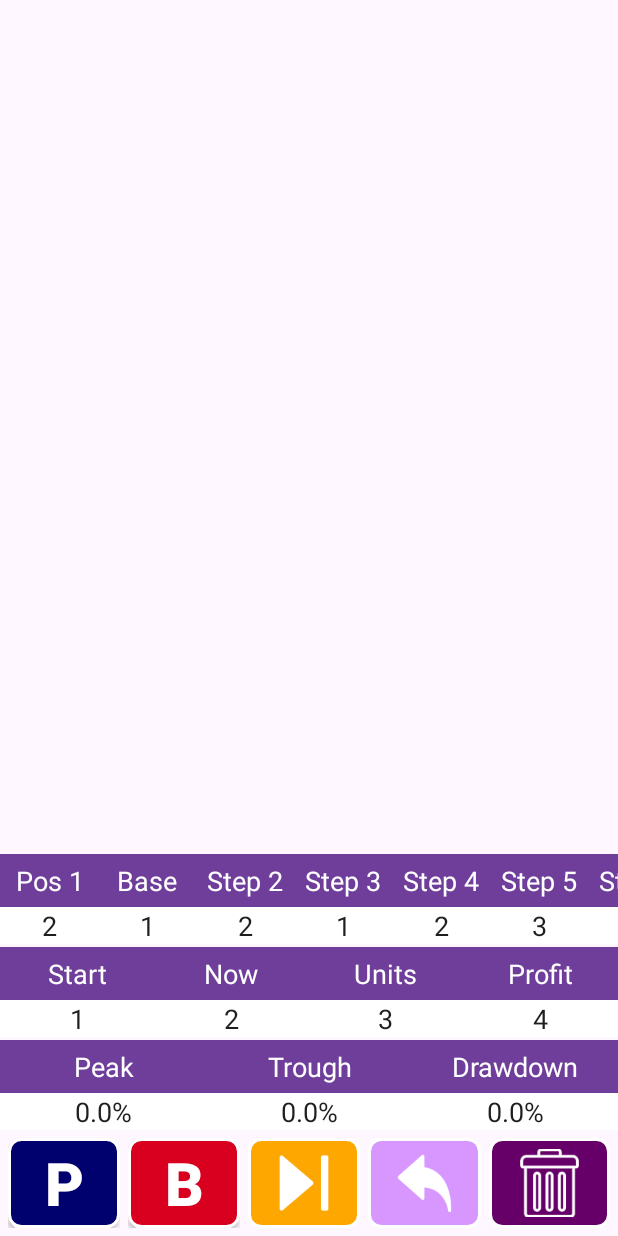
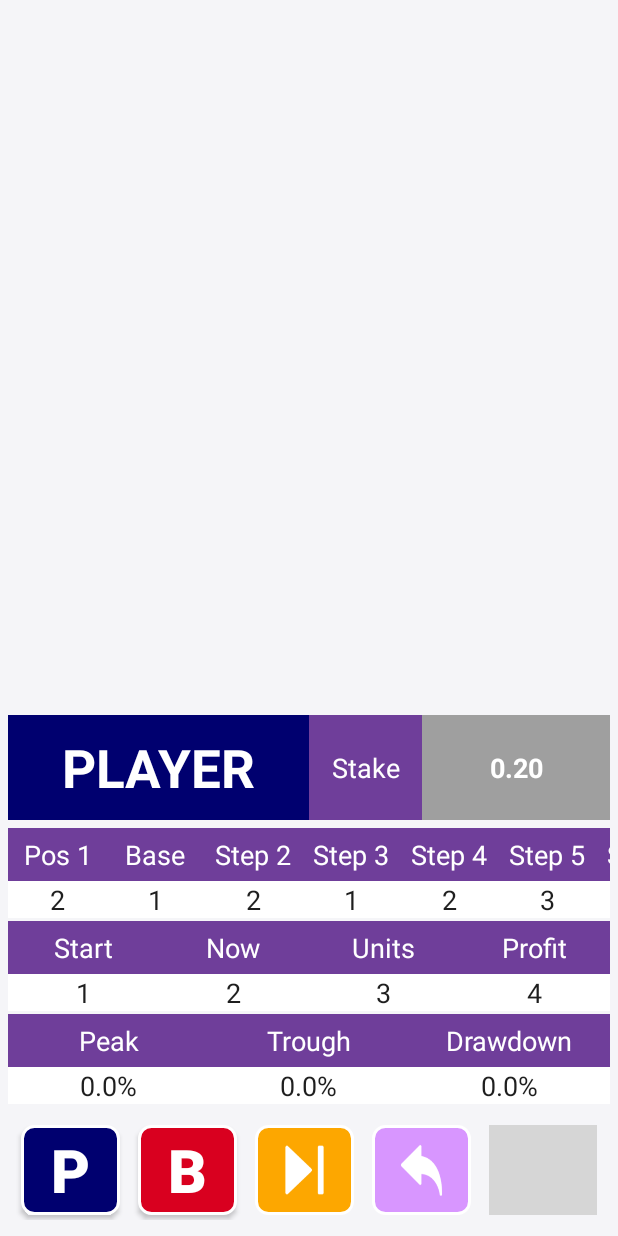
Before and after one commit to MarkAguirre26/MyBuddy, an Android app: the screen it shows after launch (MainActivity), on a phone screen of 412 x 824 dp. Run offline under Robolectric (Android 15) with nearby library versions, the phone set to English and light mode, and no system bars; grey boxes are pictures that could not be loaded.

Commit message:
ui design

```diff
--- a/app/src/main/res/drawable/button_banker.xml
+++ b/app/src/main/res/drawable/button_banker.xml
@@ -7,12 +7,11 @@
     <corners android:radius="8dp" />
     <solid android:color="@color/banker_button" />
     <!-- You can also set other properties like background color -->
-<!--    <solid android:color="#3498db" />-->
+    <!--    <solid android:color="#3498db" />-->
 
     <!-- Stroke properties (optional) -->
     <stroke
         android:width="2dp"
-        android:color="@color/white"
-        />
+        android:color="@color/white" />
 
 </shape>
--- a/app/src/main/res/drawable/button_delete.xml
+++ b/app/src/main/res/drawable/button_delete.xml
@@ -7,12 +7,11 @@
     <corners android:radius="8dp" />
     <solid android:color="#660068" />
     <!-- You can also set other properties like background color -->
-<!--    <solid android:color="#3498db" />-->
+    <!--    <solid android:color="#3498db" />-->
 
     <!-- Stroke properties (optional) -->
     <stroke
         android:width="2dp"
-        android:color="@color/white"
-        />
+        android:color="@color/white" />
 
 </shape>
--- a/app/src/main/res/drawable/button_undo.xml
+++ b/app/src/main/res/drawable/button_undo.xml
@@ -7,12 +7,11 @@
     <corners android:radius="8dp" />
     <solid android:color="#D896FF" />
     <!-- You can also set other properties like background color -->
-<!--    <solid android:color="#3498db" />-->
+    <!--    <solid android:color="#3498db" />-->
 
     <!-- Stroke properties (optional) -->
     <stroke
         android:width="2dp"
-        android:color="@color/white"
-        />
+        android:color="@color/white" />
 
 </shape>
--- a/app/src/main/res/layout/activity_main.xml
+++ b/app/src/main/res/layout/activity_main.xml
@@ -4,9 +4,62 @@
     xmlns:tools="http://schemas.android.com/tools"
     android:layout_width="match_parent"
     android:layout_height="match_parent"
+    android:padding="5dp"
+    android:background="@color/mainBG"
     tools:context=".MainActivity">
 
+    <LinearLayout
+        android:layout_width="match_parent"
+        android:layout_height="70dp"
+        android:layout_above="@+id/moneyManagementPanel"
+        android:layout_marginBottom="5dp"
+        android:orientation="horizontal"
+        android:weightSum="2">
+
+        <TextView
+            android:layout_width="wrap_content"
+            android:layout_height="match_parent"
+            android:layout_weight="0.75"
+            android:background="@color/player_button"
+            android:gravity="center"
+            android:text="PLAYER"
+            android:textColor="@color/white"
+            android:textSize="35dp"
+            android:textStyle="bold" />
+
+        <LinearLayout
+            android:layout_width="wrap_content"
+            android:layout_height="match_parent"
+            android:layout_weight="1.25"
+            android:orientation="horizontal"
+            android:weightSum="2">
+
+            <TextView
+                android:layout_width="wrap_content"
+                android:layout_height="match_parent"
+                android:layout_weight="0.5"
+                android:background="@color/purple"
+                android:gravity="center"
+                android:text="Stake"
+                android:textColor="@color/white"
+                android:textSize="18dp" />
+
+            <TextView
+                android:layout_width="wrap_content"
+                android:layout_height="match_parent"
+                android:layout_weight="1.5"
+                android:background="@color/button_borders"
+                android:gravity="center"
+                android:text="0.20"
+                android:textColor="@color/white"
+                android:textSize="18dp"
+                android:textStyle="bold" />
+        </LinearLayout>
+    </LinearLayout>
+
+
     <HorizontalScrollView
+        android:id="@+id/moneyManagementPanel"
         android:layout_width="match_parent"
         android:layout_height="wrap_content"
         android:layout_above="@+id/StartNowUnitsProfit"
@@ -15,7 +68,6 @@
         android:scrollbars="none">
 
         <LinearLayout
-            android:id="@+id/moneyManagementPanel"
             android:layout_width="wrap_content"
             android:layout_height="wrap_content"
             android:orientation="horizontal">
@@ -478,9 +530,8 @@
         android:layout_height="wrap_content"
         android:layout_alignParentBottom="true"
         android:orientation="vertical"
-        android:paddingStart="5dp"
-        android:paddingEnd="5dp"
-        android:paddingBottom="5dp"
+        android:padding="5dp"
+
         android:weightSum="5">
 
         <!-- Lower part of the screen with five equal-sized grids -->
@@ -497,6 +548,7 @@
                 android:paddingEnd="5dp">
                 <!-- Add your views for the first grid here -->
                 <androidx.appcompat.widget.AppCompatButton
+                    android:layout_margin="3dp"
                     android:layout_width="match_parent"
                     android:layout_height="match_parent"
                     android:background="@drawable/button_player"
@@ -516,7 +568,7 @@
                 android:paddingEnd="5dp">
 
                 <androidx.appcompat.widget.AppCompatButton
-
+                    android:layout_margin="3dp"
                     android:layout_width="match_parent"
                     android:layout_height="match_parent"
                     android:background="@drawable/button_banker"
@@ -534,13 +586,14 @@
                 android:paddingEnd="5dp">
 
                 <androidx.appcompat.widget.AppCompatImageButton
+                    android:layout_margin="3dp"
                     android:layout_width="match_parent"
                     android:layout_height="60dp"
                     android:background="@drawable/button_skip"
                     android:paddingStart="17dp"
-                    android:paddingTop="7dp"
+                    android:paddingTop="10dp"
                     android:paddingEnd="17dp"
-                    android:paddingBottom="7dp"
+                    android:paddingBottom="10dp"
                     android:scaleType="fitXY"
                     android:textColor="@color/white"
                     android:textSize="40sp"
@@ -555,13 +608,14 @@
                 android:paddingEnd="5dp">
                 <!-- Add your views for the fourth grid here -->
                 <androidx.appcompat.widget.AppCompatImageButton
+                    android:layout_margin="3dp"
                     android:layout_width="match_parent"
                     android:layout_height="60dp"
                     android:background="@drawable/button_undo"
                     android:paddingStart="17dp"
-                    android:paddingTop="7dp"
+                    android:paddingTop="10dp"
                     android:paddingEnd="17dp"
-                    android:paddingBottom="7dp"
+                    android:paddingBottom="10dp"
                     android:scaleType="fitXY"
                     android:textColor="@color/white"
                     android:textSize="40sp"
@@ -575,17 +629,18 @@
                 android:layout_weight="1">
                 <!-- Add your views for the fifth grid here -->
                 <androidx.appcompat.widget.AppCompatImageButton
+                    android:layout_margin="3dp"
                     android:layout_width="match_parent"
                     android:layout_height="60dp"
                     android:background="@drawable/button_delete"
-                    android:paddingStart="17dp"
-                    android:paddingTop="7dp"
-                    android:paddingEnd="17dp"
-                    android:paddingBottom="7dp"
+                    android:paddingStart="10dp"
+                    android:paddingTop="5dp"
+                    android:paddingEnd="10dp"
+                    android:paddingBottom="5dp"
                     android:scaleType="fitXY"
                     android:textColor="@color/white"
                     android:textSize="40sp"
-                    app:srcCompat="@drawable/trash_can" />
+                    app:srcCompat="@drawable/reset" />
             </GridLayout>
 
         </LinearLayout>
--- a/app/src/main/res/values/colors.xml
+++ b/app/src/main/res/values/colors.xml
@@ -1,5 +1,6 @@
 <?xml version="1.0" encoding="utf-8"?>
 <resources>
+    <color name="mainBG">#F5F5F8</color>
     <color name="black">#FF000000</color>
     <color name="white">#FFFFFFFF</color>
     <color name="light_purple">#D896FF</color>
@@ -8,4 +9,5 @@
     <color name="skip_button">#FDA700</color>
     <color name="purple">#6F3E9A</color>
     <color name="light_black">#1E1E1E</color>
+    <color name="button_borders">#9F9F9F</color>
 </resources>
```
